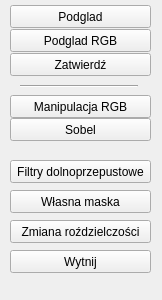
First picture: the form in edycja_obrazow/wincyj.ui, repository hankav21/edytor_obrazow, before the edit.
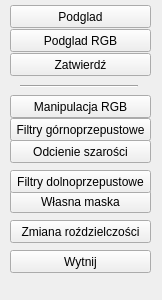
Second picture: the form after the edit.

Diff of the .ui file:
```diff
--- a/edycja_obrazow/wincyj.ui
+++ b/edycja_obrazow/wincyj.ui
@@ -46,7 +46,7 @@
      </rect>
     </property>
     <property name="text">
-     <string>Sobel</string>
+     <string>Filtry górnoprzepustowe</string>
     </property>
    </widget>
    <widget class="QPushButton" name="pushButton_Podglad">
@@ -144,7 +144,7 @@
     <property name="geometry">
      <rect>
       <x>10</x>
-      <y>160</y>
+      <y>170</y>
       <width>141</width>
       <height>23</height>
      </rect>
@@ -153,6 +153,19 @@
      <string>Filtry dolnoprzepustowe</string>
     </property>
    </widget>
+   <widget class="QPushButton" name="pushButton_Sobel_Grey">
+    <property name="geometry">
+     <rect>
+      <x>10</x>
+      <y>140</y>
+      <width>141</width>
+      <height>23</height>
+     </rect>
+    </property>
+    <property name="text">
+     <string>Odcienie szarości</string>
+    </property>
+   </widget>
   </widget>
  </widget>
  <resources/>
```
